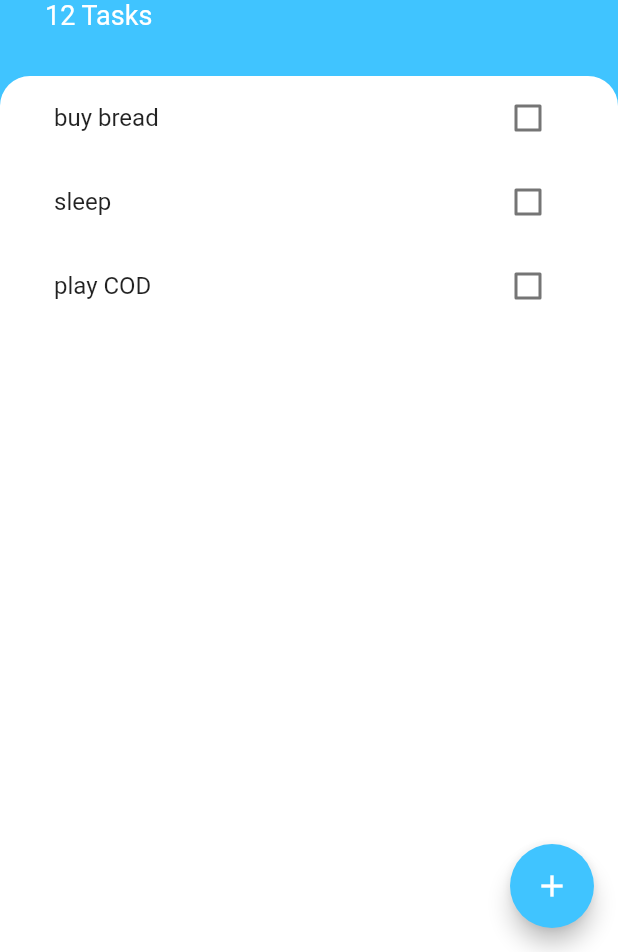
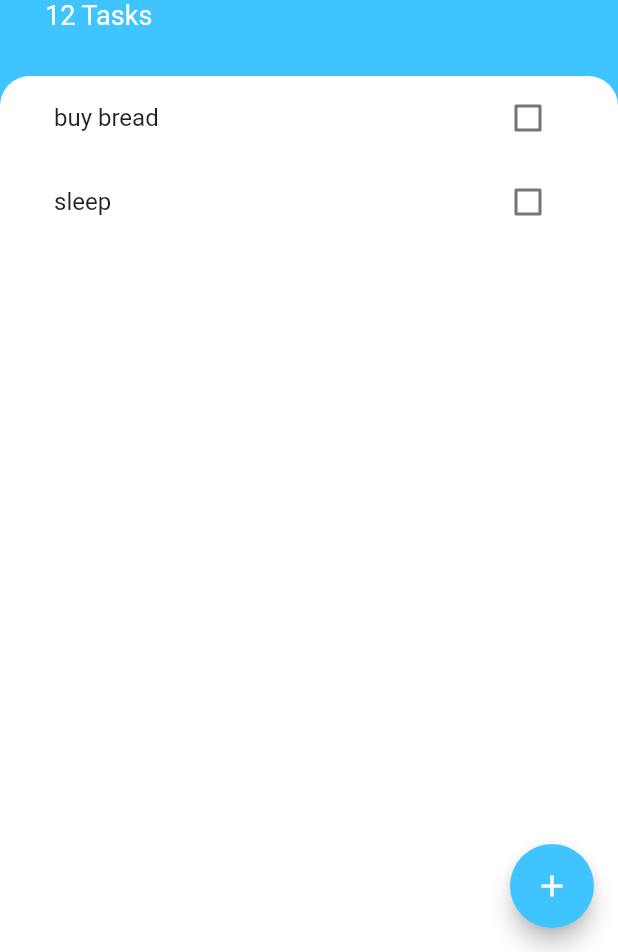
Before and after one commit to eloketobe/todoey, a Flutter app: the screen it shows after launch, on a phone screen of 412 x 824 dp, the part 284-1236 px from its top. Run offline on Flutter 3.47's test engine with Material 2 defaults, Android fonts, the phone set to English and light mode, and no system bars.

```diff
--- a/lib/widgets/task_list.dart
+++ b/lib/widgets/task_list.dart
@@ -11,19 +11,15 @@ class _TaskListState extends State<TaskList> {
   List<Task> tasks = [
     Task(name: 'buy bread'),
     Task(name: 'sleep'),
-    Task(name: 'play COD')
   ];
   @override
   Widget build(BuildContext context) {
-    return ListView(
-      children: [
-        TaskTile(
-          taskTitle: tasks[0].name,
-          isChecked: tasks[0].isDone,
-        ),
-        TaskTile(taskTitle: tasks[1].name, isChecked: tasks[1].isDone),
-        TaskTile(taskTitle: tasks[2].name, isChecked: tasks[2].isDone),
-      ],
+    return ListView.builder(
+      itemBuilder: (context, index) {
+        return TaskTile(
+            taskTitle: tasks[index].name, isChecked: tasks[index].isDone);
+      },
+      itemCount: tasks.length,
     );
   }
 }
```
